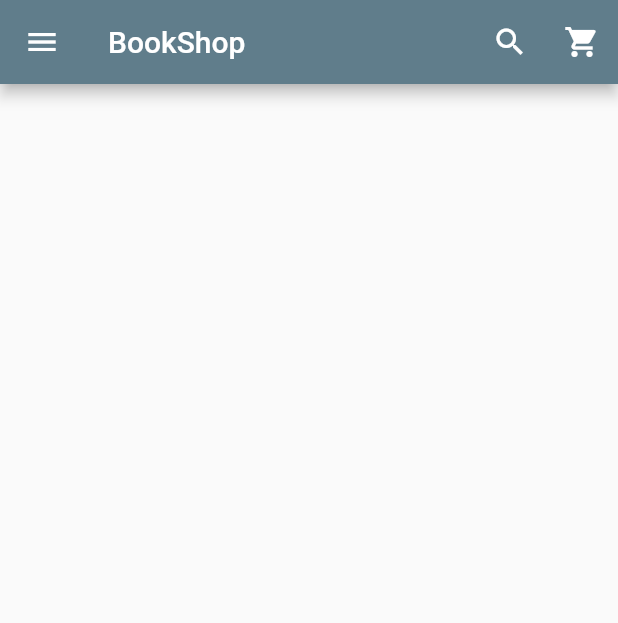
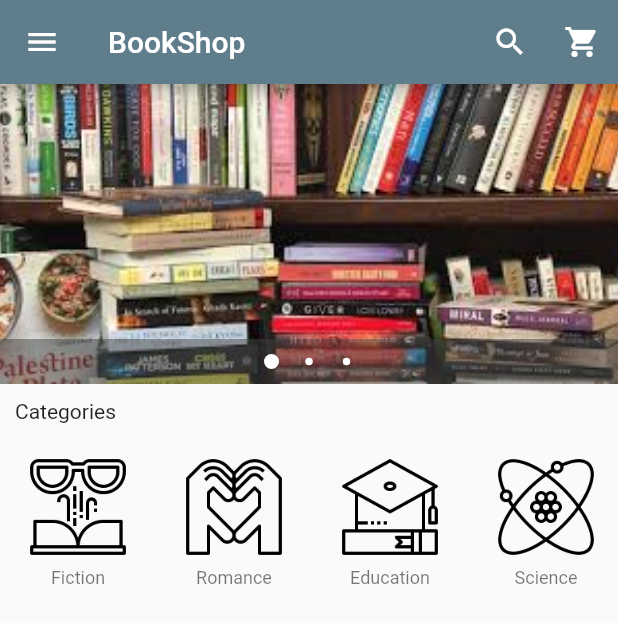
Before and after one commit to LongNT13/MobileAppUSTH, a Flutter app: the screen it shows after launch, on a phone screen of 412 x 824 dp. Shown: the top 623 px of the screen. Run offline on Flutter 3.47's test engine with Material 2 defaults, Android fonts, the phone set to English and light mode, and no system bars; drawn by our look-alikes of carousel_pro.

Commit message:
update category with images

```diff
--- /dev/null
+++ b/myapp/lib/home/category_home.dart
@@ -0,0 +1,69 @@
+import 'package:flutter/material.dart';
+
+class CategoryHome extends StatelessWidget {
+  @override
+  Widget build(BuildContext context) {
+    return new Container(
+      height: 100.0,
+      child: ListView(
+        scrollDirection: Axis.horizontal,
+        children: <Widget>[
+          Category(
+            image_location: 'assets/028-literature.png',
+            image_caption: 'Fiction'
+          ),
+          Category(
+            image_location: 'assets/038-romance.png',
+            image_caption: 'Romance'
+          ),
+          Category(
+            image_location: 'assets/017-education.png',
+            image_caption: 'Education'
+          ),
+          Category(
+            image_location: 'assets/039-science.png',
+            image_caption: 'Science'
+          ),
+          Category(
+            image_location: 'assets/042-sports.png',
+            image_caption: 'Sport'
+          ),
+          Category(
+            image_location: 'assets/044-technology.png',
+            image_caption: 'Technology'
+          )
+        ],
+      ),
+    );
+  }
+}
+
+class Category extends StatelessWidget {
+  final String image_location;
+  final String image_caption;
+
+  Category({this.image_location, this.image_caption});
+
+  @override
+  Widget build(BuildContext context) {
+    return Padding(
+      padding: const EdgeInsets.all(2.0),
+      child: InkWell(onTap: (){},
+        child: Container(
+          width: 100.0,
+          child: ListTile(
+            title: Image.asset(
+              this.image_location,
+              width: 100.0,
+              height: 80.0,
+            ),
+            subtitle: Container(
+              alignment: Alignment.topCenter,
+              child: Text(this.image_caption, style: new TextStyle(fontSize: 12.0),),
+            ),
+          ),
+        ),
+      ),
+    );
+  }
+}
--- a/myapp/lib/home.dart
+++ b/myapp/lib/home/home.dart
@@ -1,5 +1,7 @@
 import 'package:flutter/material.dart';
 import 'package:carousel_pro/carousel_pro.dart';
+
+import 'category_home.dart';
 
 class HomePage extends StatefulWidget {
   @override
@@ -9,6 +11,21 @@ class HomePage extends StatefulWidget {
 class _HomePageState extends State<HomePage> {
   @override
   Widget build(BuildContext context) {
+    Widget image_carousel = new Container(
+      height: 200.0,
+      child: new Carousel(
+        boxFit: BoxFit.cover,
+        images: [
+          AssetImage('assets/slider1.jpeg'),
+          AssetImage('assets/slider2.png'),
+          AssetImage('assets/slider3.jpeg'),
+        ],
+        autoplay: true,
+        dotSize: 5.0,
+        indicatorBgPadding: 10.0,
+      ),
+    );
+
     return Scaffold(
       appBar: new AppBar(
         backgroundColor: Colors.blueGrey,
@@ -101,6 +118,17 @@ class _HomePageState extends State<HomePage> {
           ],
         ),
       ),
+      body: new ListView(
+        children: <Widget>[
+          // slider carousel
+          image_carousel,
+          // padding widget all
+          new Padding(padding: const EdgeInsets.all(10.0),
+          child: new Text('Categories'),
+          ),
+          CategoryHome()
+        ],
+      ),
     );
   }
 }
--- a/myapp/lib/main.dart
+++ b/myapp/lib/main.dart
@@ -1,5 +1,5 @@
 import 'package:flutter/material.dart';
-import 'package:myapp/home.dart';
+import 'package:myapp/home/home.dart';
 
 void main()
 {
```
Also changed, not shown: myapp/pubspec.yaml (+16 -1 lines), myapp/assets/017-education.png (added), myapp/assets/020-fantasy.png (added), myapp/assets/021-health.png (added), myapp/assets/022-history.png (added), myapp/assets/028-literature.png (added), myapp/assets/037-relationship.png (added), myapp/assets/038-romance.png (added), myapp/assets/039-science.png (added), myapp/assets/041-social science.png (added), myapp/assets/042-sports.png (added), myapp/assets/044-technology.png (added), myapp/assets/047-transportation.png (added), myapp/assets/slider1.jpeg (added), 2 more files.
